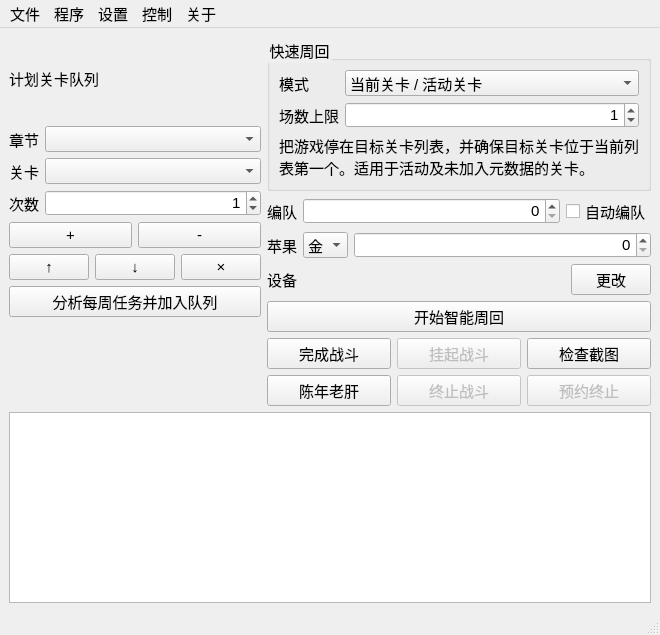
Before: the Qt Designer form FGO-py/fgoMainWindow.ui in Lamprotornis-chalybaeus/FGO-py, drawn with Qt 5.
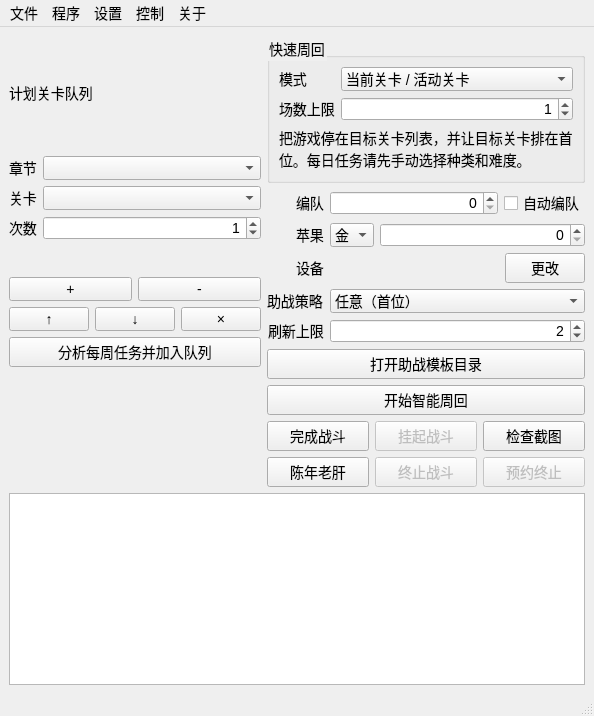
After: the same form once the commit is applied.

Diff of the .ui file:
```diff
--- a/FGO-py/fgoMainWindow.ui
+++ b/FGO-py/fgoMainWindow.ui
@@ -10,7 +10,7 @@
    <string>FGO-py - hgjazhgj</string>
   </property>
   <property name="styleSheet">
-   <string notr="true">QWidget{font-family:&quot;Microsoft YaHei UI Light&quot;;font-size:15px}</string>
+   <string notr="true">QWidget{font-family:&quot;Microsoft YaHei UI&quot;;font-size:14px}</string>
   </property>
   <widget class="QWidget" name="widget">
    <layout class="QVBoxLayout" name="verticalLayout">
@@ -182,7 +182,7 @@
            <item row="2" column="0" colspan="2">
             <widget class="QLabel" name="LBL_QUICK_HINT">
              <property name="wordWrap"><bool>true</bool></property>
-             <property name="text"><string>把游戏停在目标关卡列表，并确保目标关卡位于当前列表第一个。适用于活动及未加入元数据的关卡。</string></property>
+             <property name="text"><string>把游戏停在目标关卡列表，并让目标关卡排在首位。每日任务请先手动选择种类和难度。</string></property>
             </widget>
            </item>
           </layout>
@@ -341,7 +341,30 @@
             </item>
            </layout>
           </item>
-         </layout>
+         <item row="3" column="0"><widget class="QLabel" name="LBL_FRIENDPOLICY"><property name="text"><string>助战策略</string></property></widget></item>
+         <item row="3" column="1">
+          <widget class="QComboBox" name="CBB_FRIENDPOLICY">
+           <item><property name="text"><string>任意（首位）</string></property></item>
+           <item><property name="text"><string>模板优先</string></property></item>
+           <item><property name="text"><string>模板严格</string></property></item>
+          </widget>
+         </item>
+         <item row="4" column="0"><widget class="QLabel" name="LBL_FRIENDREFRESH"><property name="text"><string>刷新上限</string></property></widget></item>
+         <item row="4" column="1">
+          <widget class="QSpinBox" name="TXT_FRIENDREFRESH">
+           <property name="statusTip"><string>0 表示只扫描当前助战列表，不主动刷新；最大为 10 次。</string></property>
+           <property name="alignment"><set>Qt::AlignRight|Qt::AlignTrailing|Qt::AlignVCenter</set></property>
+           <property name="maximum"><number>10</number></property>
+           <property name="value"><number>2</number></property>
+          </widget>
+         </item>
+         <item row="5" column="0" colspan="2">
+          <widget class="QPushButton" name="BTN_FRIENDTEMPLATES">
+           <property name="statusTip"><string>打开本机助战模板文件夹。图片只保存在本机。</string></property>
+           <property name="text"><string>打开助战模板目录</string></property>
+          </widget>
+         </item>
+       </layout>
         </item>
         <item>
          <widget class="QPushButton" name="BTN_MAIN">
```
Left out of the diff: 10 changed lines with no effect on the pictures.
